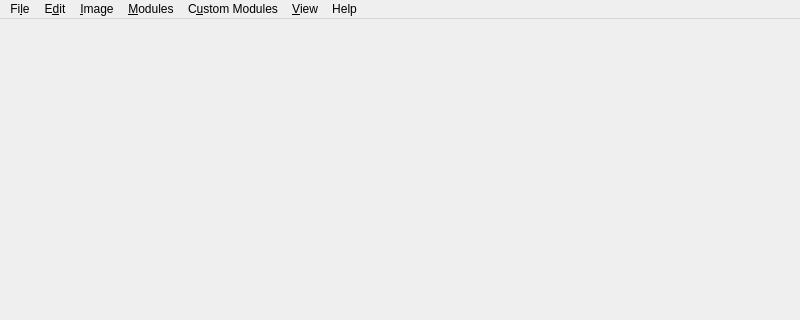
The window that mesmerize/viewer/main_window_pytemplate.ui (kushalkolar/MESmerize) describes before a commit, drawn with Qt 5; both pictures show x 0 to 800 and y 0 to 320 of the 800 by 600 pixel window.
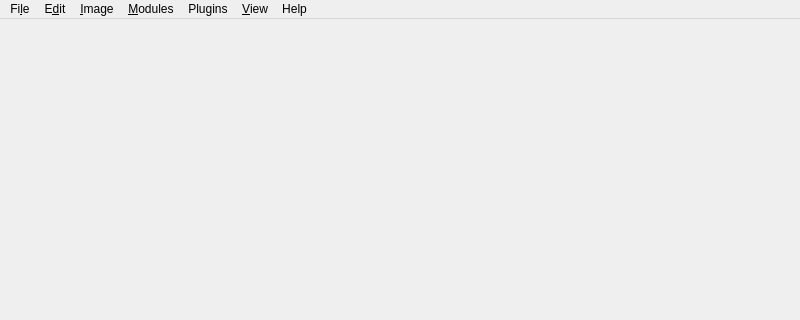
The same window after the commit.

Patch:
```diff
--- a/mesmerize/viewer/main_window_pytemplate.ui
+++ b/mesmerize/viewer/main_window_pytemplate.ui
@@ -20,7 +20,7 @@
      <x>0</x>
      <y>0</y>
      <width>800</width>
-     <height>30</height>
+     <height>20</height>
     </rect>
    </property>
    <widget class="QMenu" name="menuFile">
@@ -71,7 +71,7 @@
    </widget>
    <widget class="QMenu" name="menuCustom_Modules">
     <property name="title">
-     <string>C&amp;ustom Modules</string>
+     <string>Plugins</string>
     </property>
     <addaction name="actionReload_list"/>
     <addaction name="separator"/>
```
Left out of the diff: 2 changed lines with no effect on the pictures.
